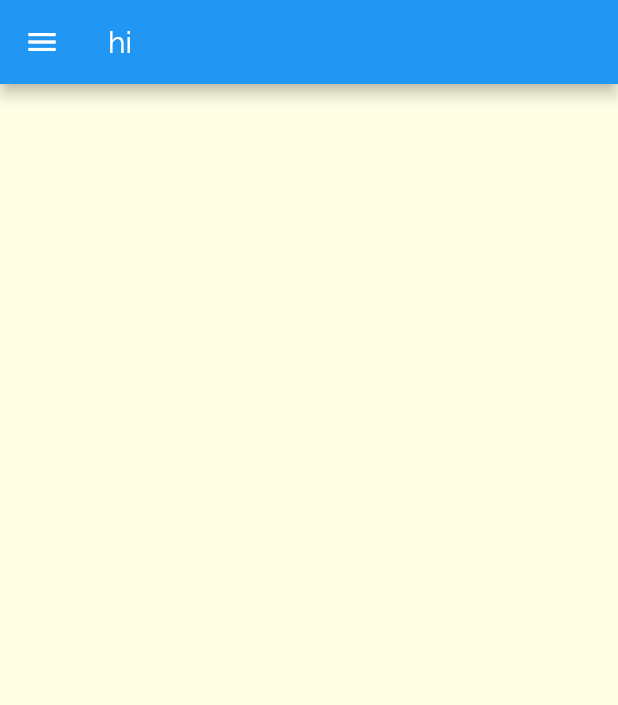
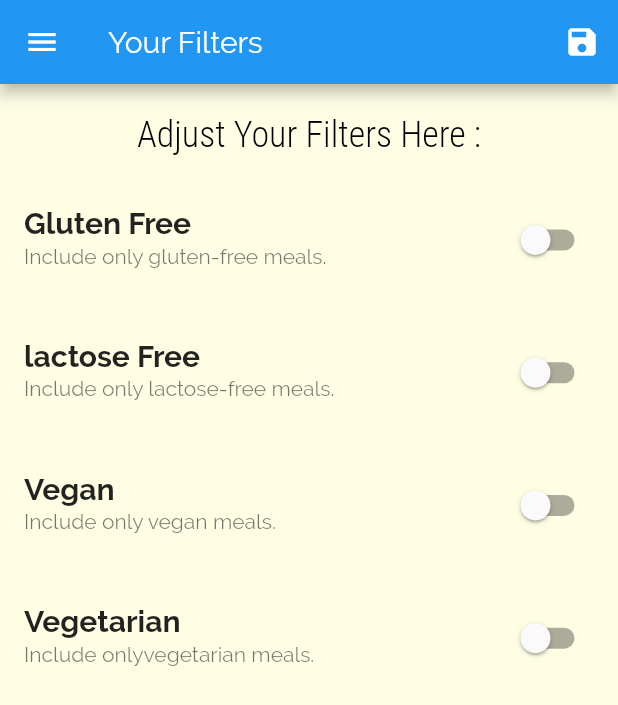
Before and after one commit to amalsaimoua/mealAppP1, a Flutter app: the FiltersScreen screen opened by its route, on a phone screen of 412 x 824 dp. Shown: the top 705 px of the screen. Run offline on Flutter 3.47's test engine with Material 2 defaults, Android fonts, the phone set to English and light mode, and no system bars.

Commit message:
filters screen done

```diff
--- a/lib/main.dart
+++ b/lib/main.dart
@@ -1,6 +1,7 @@
 import 'package:flutter/material.dart';
+import 'package:mealapp/dummy_data.dart';
+import 'package:mealapp/moduls/meal.dart';
 import 'package:mealapp/screens/filters_screen.dart';
-import './screens/categories_screen.dart';
 import './screens/category_meal_screen.dart';
 import './screens/meal_details_screen.dart';
 import 'screens/tabs_screen.dart';
@@ -9,8 +10,33 @@ void main() {
   runApp(const MyApp());
 }
 
-class MyApp extends StatelessWidget {
+class MyApp extends StatefulWidget {
   const MyApp({Key? key}) : super(key: key);
+
+  @override
+  State<MyApp> createState() => _MyAppState();
+}
+
+class _MyAppState extends State<MyApp> {
+  Map<String, bool> _filters = {
+    'gluten': false,
+    'lactose': false,
+    'vegan': false,
+    'vegeterian': false,
+  };
+  List<Meal> _availableMeal = DUMMY_MEALS;
+  void saveFilters(Map<String, bool> _filtersData) {
+    setState(() {
+      _filters = _filtersData;
+      _availableMeal = DUMMY_MEALS.where((meal) {
+        if (_filters['gluten']! && !meal.isGlutenFree) return false;
+        if (_filters['lactose']! && !meal.isLactoseFree) return false;
+        if (_filters['vegan']! && !meal.isVegan) return false;
+        if (_filters['vegeterian']! && !meal.isVegetarian) return false;
+        return true;
+      }).toList();
+    });
+  }
 
   @override
   Widget build(BuildContext context) {
@@ -39,10 +65,10 @@ class MyApp extends StatelessWidget {
       // home: const CategororiesScreen(),
       routes: {
         '/': (context) => const tabsScreen(),
-        categoryMealScreen.routeName: (context) => categoryMealScreen(),
+        categoryMealScreen.routeName: (context) => categoryMealScreen(_availableMeal),
         mealDetailScreen.routeName: (context) => mealDetailScreen(),
-        tabsScreen.routeName:(context) => const tabsScreen(),
-        FiltersScreen.routeName: (context) => FiltersScreen(),
+        tabsScreen.routeName: (context) => const tabsScreen(),
+        FiltersScreen.routeName: (context) => FiltersScreen(saveFilters),
       },
     );
   }
--- a/lib/screens/category_meal_screen.dart
+++ b/lib/screens/category_meal_screen.dart
@@ -7,23 +7,24 @@ import '../dummy_data.dart';
 
 class categoryMealScreen extends StatefulWidget {
   static const routeName = 'category_meals';
-
+  final List<Meal> __availableMeal;
+  categoryMealScreen(this.__availableMeal);
   @override
   _categoryMealScreenState createState() => _categoryMealScreenState();
 }
 
 class _categoryMealScreenState extends State<categoryMealScreen> {
-   String? categorytitle;
-   List<Meal> ?displayedMeals;
+  String? categorytitle;
+  List<Meal>? displayedMeals;
 
   @override
   void didChangeDependencies() {
     final routeArg =
         ModalRoute.of(context)!.settings.arguments as Map<String, String>;
     final catId = routeArg['id'];
-   categorytitle = routeArg['title'];
+    categorytitle = routeArg['title'];
     //عملنا فلترة لل Dummy meals
-    displayedMeals = DUMMY_MEALS.where((meal) {
+    displayedMeals = widget.__availableMeal.where((meal) {
       // المتغير هنا يمر على كل عناصر الوجبات ويرى هل الآي دي
       // يطابق الآيدي الموجود معنا ف يعمله ارجاع return
       return meal.categories.contains(catId);
--- a/lib/screens/filters_screen.dart
+++ b/lib/screens/filters_screen.dart
@@ -1,15 +1,111 @@
+// ignore_for_file: prefer_const_constructors_in_immutables, use_key_in_widget_constructors
+
 import 'package:flutter/material.dart';
 import 'package:mealapp/widgets/main_drawer.dart';
 
-class FiltersScreen extends StatelessWidget {
- static const routeName = 'FiltersScreen';
+class FiltersScreen extends StatefulWidget {
+  static const routeName = 'FiltersScreen';
+  final Function selctedFilters;
+  FiltersScreen(this.selctedFilters);
+  @override
+  State<FiltersScreen> createState() => _FiltersScreenState();
+}
+
+class _FiltersScreenState extends State<FiltersScreen> {
+  bool _glutenFree = false;
+  bool _lactoseFree = false;
+  bool _vegan = false;
+  bool _vegetarian = false;
+
+  Widget buildSwitchTile(
+      String title, String subtitle, bool value, Function(bool) onChanged) {
+    return Column(
+      children: [
+        SwitchListTile(
+          value: value,
+          subtitle: Text(subtitle),
+          title: Text(
+            title,
+            style: const TextStyle(
+              fontSize: 20,
+              fontWeight: FontWeight.bold,
+            ),
+          ),
+          onChanged: onChanged,
+        ),
+        SizedBox(
+          height: MediaQuery.of(context).size.height * 0.02,
+        )
+      ],
+    );
+  }
 
   @override
   Widget build(BuildContext context) {
     return Scaffold(
-      appBar: AppBar(title: Text('hi'),),
-      body: null,
-      drawer: mainDrawer(),
+      appBar: AppBar(
+        title: const Text('Your Filters'),
+        actions: [
+          IconButton(
+            onPressed: () {
+              final Map<String, bool> selectedFilters = {
+                'gluten': _glutenFree,
+                'lactose': _lactoseFree,
+                'vegan': _vegan,
+                'vegeterian': _vegetarian,
+              };
+
+              widget.selctedFilters(selectedFilters);
+            },
+            icon: const Icon(Icons.save),
+          )
+        ],
+      ),
+      body: Column(
+        children: [
+          Container(
+            padding: const EdgeInsets.all(20),
+            child: Text(
+              'Adjust Your Filters Here :',
+              style: Theme.of(context).textTheme.headline1,
+            ),
+          ),
+          Expanded(
+              child: Column(
+            children: [
+              buildSwitchTile(
+                  'Gluten Free', 'Include only gluten-free meals.', _glutenFree,
+                  (bool newValue) {
+                setState(() {
+                  _glutenFree = newValue;
+                });
+              }),
+              buildSwitchTile(
+                  'lactose Free',
+                  'Include only lactose-free meals.',
+                  _lactoseFree, (bool newValue) {
+                setState(() {
+                  _lactoseFree = newValue;
+                });
+              }),
+              buildSwitchTile('Vegan', 'Include only vegan meals.', _vegan,
+                  (bool newValue) {
+                setState(() {
+                  _vegan = newValue;
+                });
+              }),
+              buildSwitchTile(
+                  'Vegetarian', 'Include onlyvegetarian meals.', _vegetarian,
+                  (bool newValue) {
+                setState(() {
+                  _vegetarian = newValue;
+                });
+              }),
+            ],
+          )),
+        ],
+      ),
+      drawer: const mainDrawer(),
     );
   }
 }
--- a/lib/screens/tabs_screen.dart
+++ b/lib/screens/tabs_screen.dart
@@ -14,7 +14,7 @@ class _tabsScreenState extends State<tabsScreen> {
   List<Map<String, Object?>> pages = [
     {
       'page':  const CategoriesScreen(),
-      'title': 'categories',
+      'title': 'Meal categories',
     },
     {
       'page':  const favoritesScreen(),
```
Also changed, not shown: pubspec.yaml (+2 -56 lines).
